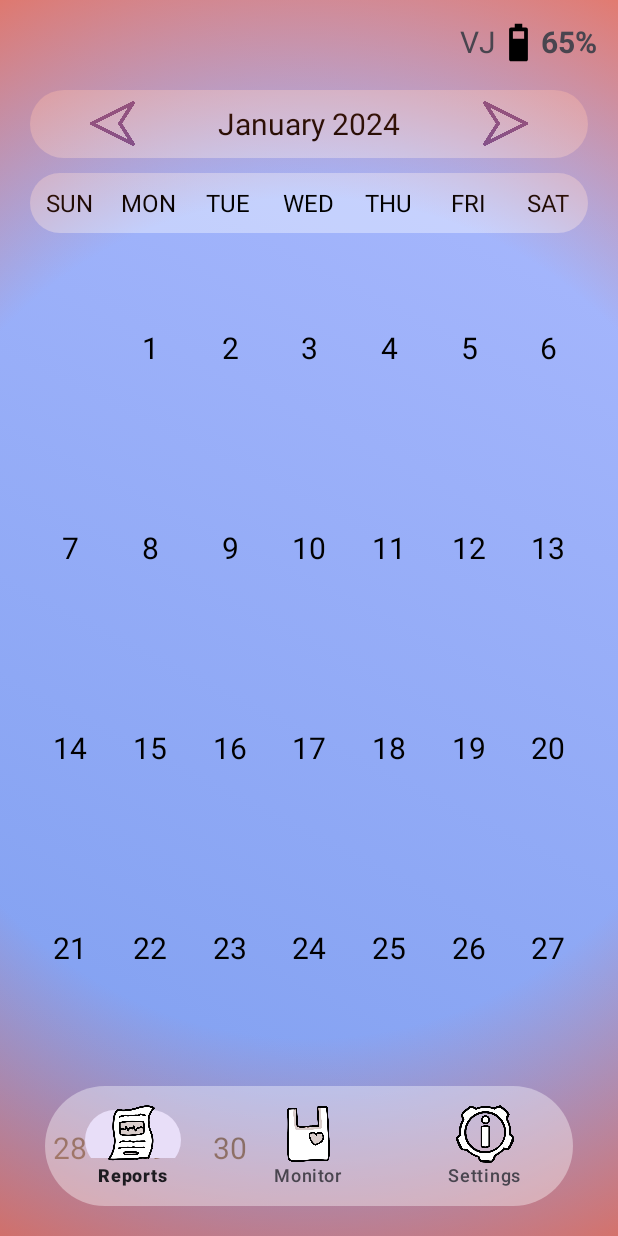
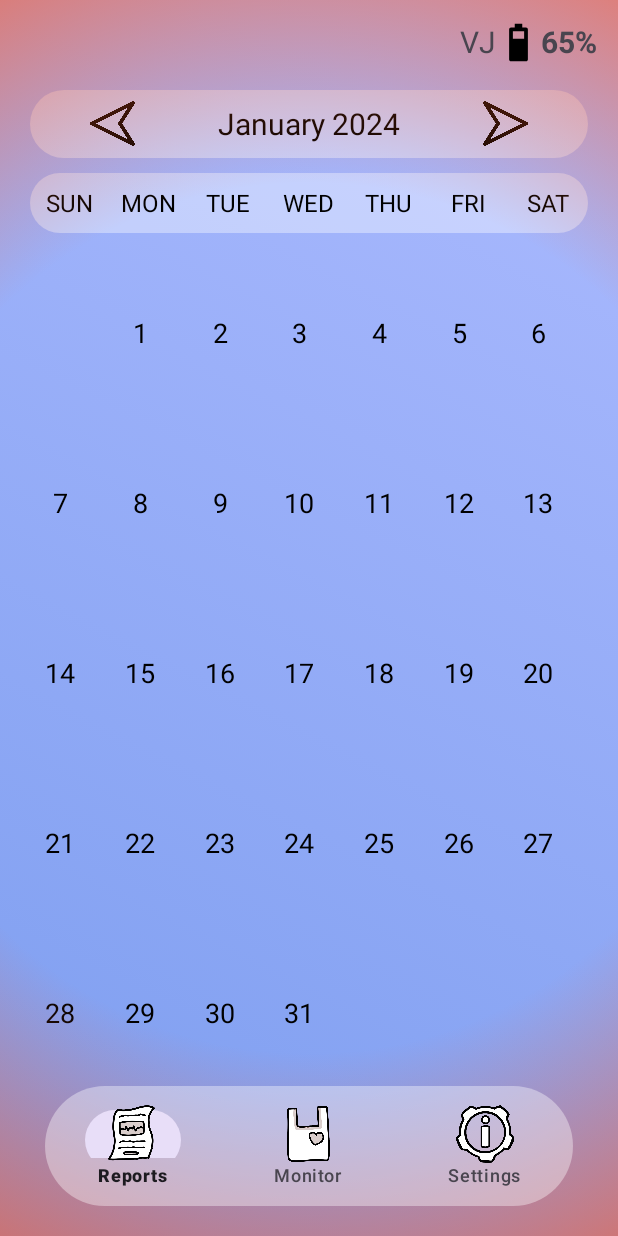
Before and after one commit to DiogoMendesss/SnorLacks, an Android app: the screen it shows after launch (BioLibTestActivity), after a tap on an icon or button, on a phone screen of 412 x 824 dp. Run offline under Robolectric (Android 15) with nearby library versions, the phone set to English and light mode, and no system bars; 1 statement that could not run was skipped; 1 other tap on this screen came first.

Commit message:
Sleep Report Activity layout fixes Calendar row bug

```diff
--- a/SnorLacksApp/app/src/main/java/com/snorlacks/snorlacksapp/CalendarAdapter.java
+++ b/SnorLacksApp/app/src/main/java/com/snorlacks/snorlacksapp/CalendarAdapter.java
@@ -23,8 +23,15 @@ public class CalendarAdapter extends RecyclerView.Adapter<CalendarViewHolder> {
             Log.e("CalendarAdapter", "dbHandler is null");
         else
             Log.e("CalendarAdapter", "dbHandler is not null");
-        this.daysOfMonth_LocalDate = daysOfMonth_LocalDate;
+
+        // if the first 7 days are null the values are removed to prevent an empty line at the start
+        if (sevenLeadingNulls(daysOfMonth_LocalDate))
+            this.daysOfMonth_LocalDate = removeLeadingNulls(daysOfMonth_LocalDate);
+        else {
+            this.daysOfMonth_LocalDate = daysOfMonth_LocalDate;
+        }
         this.onItemListener = onItemListener;
+
     }
 
     @NonNull
@@ -34,7 +41,7 @@ public class CalendarAdapter extends RecyclerView.Adapter<CalendarViewHolder> {
         LayoutInflater inflater = LayoutInflater.from(parent.getContext());
         View view = inflater.inflate(R.layout.calendar_cell,parent,false);
         ViewGroup.LayoutParams layoutParams = view.getLayoutParams();
-        layoutParams.height = 200;
+        layoutParams.height = 170;
         return new CalendarViewHolder(onItemListener, view);
     }
 
@@ -43,7 +50,11 @@ public class CalendarAdapter extends RecyclerView.Adapter<CalendarViewHolder> {
     {
         int num_apneaEvents = -1;
         String dayText;
+
+
         LocalDate thisDay = daysOfMonth_LocalDate.get(position);
+        Log.d("position", String.valueOf(position));
+        Log.d("posDate", daysOfMonth_LocalDate != null ? daysOfMonth_LocalDate.toString() : "null");
         if (thisDay != null) {
             dayText = String.valueOf(thisDay.getDayOfMonth());
             DateTimeFormatter formatter = DateTimeFormatter.ofPattern("yyyy-MM-dd");
@@ -53,9 +64,8 @@ public class CalendarAdapter extends RecyclerView.Adapter<CalendarViewHolder> {
         else
             dayText = "";
 
-
         //holder.indicator_circle.setImageResource(R.drawable.good_indicator_circle);
-        if (dayText=="")
+        if (dayText.equals(""))
             holder.indicator_circle.setVisibility(View.GONE);
         else if (num_apneaEvents==0) {
             holder.indicator_circle.setImageResource(R.drawable.calendar_cell_good_circle);
@@ -75,4 +85,38 @@ public class CalendarAdapter extends RecyclerView.Adapter<CalendarViewHolder> {
     {
         void onItemClick(int position, String dayText);
     }
+
+    private boolean sevenLeadingNulls(ArrayList<LocalDate> list) {
+        ArrayList<LocalDate> result = new ArrayList<>();
+        boolean sevenLeadingNulls = false;
+        int leadingNullCount = 0;
+
+        for (LocalDate date : list) {
+            if (date == null) {
+                leadingNullCount++;
+            } else {
+                break;
+            }
+        }
+        if (leadingNullCount == 7) {
+            sevenLeadingNulls = true;
+        }
+        return sevenLeadingNulls;
+    }
+    private ArrayList<LocalDate> removeLeadingNulls(ArrayList<LocalDate> list) {
+        ArrayList<LocalDate> result = new ArrayList<>();
+        boolean foundFirstNonNull = false;
+
+        for (LocalDate date : list) {
+            if (date != null) {
+                foundFirstNonNull = true;
+            }
+
+            if (foundFirstNonNull) {
+                result.add(date);
+            }
+        }
+
+        return result;
+    }
 }
--- a/SnorLacksApp/app/src/main/res/drawable/main_border.xml
+++ b/SnorLacksApp/app/src/main/res/drawable/main_border.xml
@@ -7,7 +7,7 @@
                 android:startColor="@android:color/transparent"
                 android:centerColor="@android:color/transparent"
                 android:endColor="#FF5722"
-                android:gradientRadius="560dp" />
+                android:gradientRadius="580dp" />
         </shape>
     </item>
 </selector>
--- a/SnorLacksApp/app/src/main/res/layout/calendar_cell.xml
+++ b/SnorLacksApp/app/src/main/res/layout/calendar_cell.xml
@@ -2,17 +2,16 @@
 <androidx.constraintlayout.widget.ConstraintLayout xmlns:android="http://schemas.android.com/apk/res/android"
     xmlns:app="http://schemas.android.com/apk/res-auto"
     xmlns:tools="http://schemas.android.com/tools"
-    android:layout_width="match_parent"
-    android:layout_height="match_parent">
+    android:layout_width="wrap_content"
+    android:layout_height="wrap_content">
 
     <TextView
         android:id="@+id/text_dayCell"
         android:layout_width="40dp"
         android:layout_height="40dp"
         android:text="1"
-
         android:textColor="@color/black"
-        android:textSize="20sp"
+        android:textSize="18sp"
         android:elevation="1dp"
         android:gravity="center"
         app:layout_constraintBottom_toBottomOf="parent"
@@ -24,14 +23,12 @@
 
     <ImageView
         android:id="@+id/default_indicator_circle"
-        android:layout_width="30dp"
-        android:layout_height="30dp"
+        android:layout_width="40dp"
+        android:layout_height="40dp"
         app:layout_constraintBottom_toBottomOf="parent"
         app:layout_constraintEnd_toEndOf="parent"
         app:layout_constraintStart_toStartOf="parent"
-        app:layout_constraintTop_toTopOf="parent"
-
-        />
+        app:layout_constraintTop_toTopOf="parent"/>
     <ImageView
         android:id="@+id/bad_indicator_circle"
         android:layout_width="40dp"
@@ -39,7 +36,6 @@
         app:layout_constraintBottom_toBottomOf="parent"
         app:layout_constraintEnd_toEndOf="parent"
         app:layout_constraintStart_toStartOf="parent"
-        app:layout_constraintTop_toTopOf="parent"
-         />
+        app:layout_constraintTop_toTopOf="parent"/>
 
 </androidx.constraintlayout.widget.ConstraintLayout>
--- a/SnorLacksApp/app/src/main/res/layout/fragment_reports.xml
+++ b/SnorLacksApp/app/src/main/res/layout/fragment_reports.xml
@@ -29,6 +29,7 @@
                 android:layout_width="30dp"
                 android:layout_height="30dp"
                 android:background="@drawable/action_arrow"
+                app:backgroundTint="@color/black"
                 android:onClick="action_nextMonth"
                 android:textStyle="bold"
                 android:gravity="center_vertical"
@@ -53,6 +54,7 @@
                 android:layout_width="30dp"
                 android:layout_height="30dp"
                 android:background="@drawable/action_arrow"
+                app:backgroundTint="@color/black"
                 android:onClick="action_nextMonth"
                 android:textStyle="bold"
                 android:gravity="center_horizontal"
@@ -147,7 +149,6 @@
             android:id="@+id/calendarRecyclerView"
             android:layout_width="match_parent"
             android:layout_height="wrap_content">
-
         </androidx.recyclerview.widget.RecyclerView>
 
     </LinearLayout>
--- a/SnorLacksApp/app/src/main/res/values/themes.xml
+++ b/SnorLacksApp/app/src/main/res/values/themes.xml
@@ -2,7 +2,7 @@
     <!-- Base application theme. -->
     <style name="Base.Theme.SnorLacksApp" parent="Theme.Material3.DayNight.NoActionBar">
         <!-- Customize your light theme here. -->
-        <!-- <item name="colorPrimary">@color/my_light_primary</item> -->
+        <item name="colorPrimary">@color/colorAccent</item>
     </style>
 
     <style name="Theme.SnorLacksApp" parent="Base.Theme.SnorLacksApp" />
```
Also changed, not shown: SnorLacksApp/app/src/main/AndroidManifest.xml (+1 -13 lines), SnorLacksApp/app/src/main/java/com/snorlacks/snorlacksapp/SleepReportActivity.java (+16 -5 lines), SnorLacksApp/app/src/main/res/layout/activity_sleep_report.xml (+54 -57 lines).
